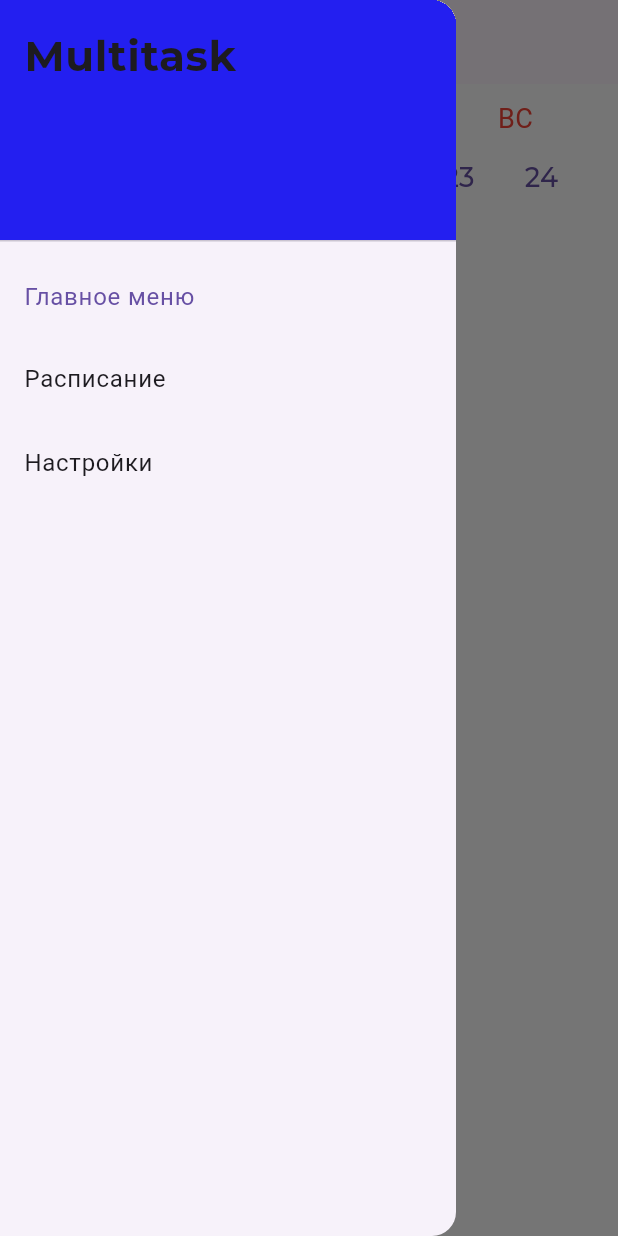
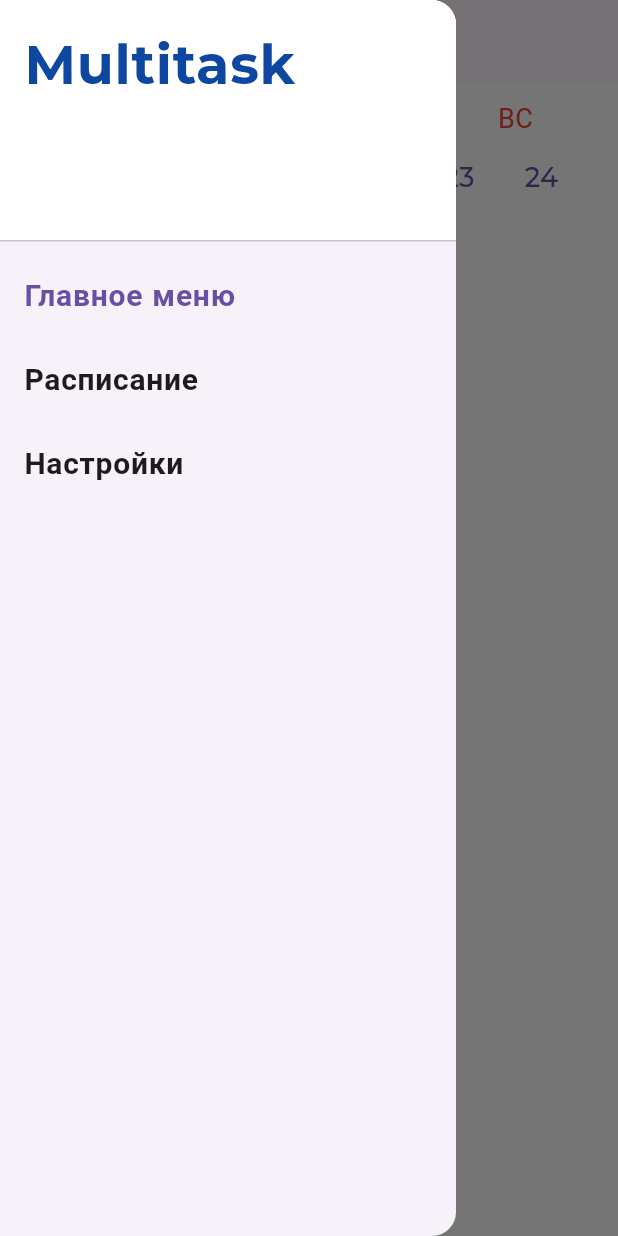
Before and after one commit to schlimmsten/Multitask, a Flutter app: the Navigation screen opened directly, with the side drawer open, on a phone screen of 412 x 824 dp. Run offline on Flutter 3.47's test engine with Material 3 defaults, Android fonts, the phone set to English and light mode, and no system bars; project files that could hold a hidden picture were left out.

```diff
--- a/lib/navigation_rail/nav_rail.dart
+++ b/lib/navigation_rail/nav_rail.dart
@@ -1,7 +1,9 @@
 import 'package:flutter/material.dart';
+import 'package:flutter/widgets.dart';
 import 'package:multitask/main_screen_components/main_screen_builder.dart';
 import 'package:multitask/text_style.dart';
 import 'package:multitask/main_screen_components/date_builder.dart';
+import '../screens/settings_screen.dart';
 
 var months = [
     'Январь',
@@ -39,11 +41,7 @@
     Text(
       'Index 1: Business',
       style: optionStyle,
-    ),
-    Text(
-      'Index 2: School',
-      style: optionStyle,
-    ),
+    ), SettingsScreen(), // Добавляем экран настроек в список
   ];
 
   void _onItemTapped(int index) {
@@ -51,6 +49,7 @@
       _selectedIndex = index;
     });
   }
+
 
   //эта штука вызывается в body, а сами экраны должны быть в ней, она основной компонент
 
@@ -72,15 +71,17 @@
           children: [
             DrawerHeader(
               decoration: const BoxDecoration(
-                color: Color.fromARGB(255, 35, 31, 240),
+                color: Colors.white,
               ),
               child: Text(
                 'Multitask',
-                style: headerTextStyle(),
+                style: TextStyle(color: Colors.blue.shade900, fontSize: 36, fontFamily: "Montserrat", fontWeight: FontWeight.bold),
                 ),
             ),
             ListTile(
-              title: const Text('Главное меню'),
+              title: const Text('Главное меню',
+              style:TextStyle(fontWeight: FontWeight.bold,fontSize: 20, fontFamily: "Montserrat", ),
+              ),
               selected: _selectedIndex == 0,
               onTap: () {
                 _onItemTapped(0);
@@ -88,7 +89,7 @@
               },
             ),
             ListTile(
-              title: const Text('Расписание'),
+              title: const Text('Расписание', style:TextStyle(fontWeight: FontWeight.bold,fontSize: 20, fontFamily: "Montserrat", ),),
               selected: _selectedIndex == 1,
               onTap: () {
                 _onItemTapped(1);
@@ -96,7 +97,7 @@
               },
             ),
             ListTile(
-              title: const Text('Настройки'),
+              title: const Text('Настройки', style:TextStyle(fontWeight: FontWeight.bold,fontSize: 20, fontFamily: "Montserrat", ),),
               selected: _selectedIndex == 2,
               onTap: () {
                 _onItemTapped(2);
--- a/lib/screens/settings_screen.dart
+++ b/lib/screens/settings_screen.dart
@@ -3,7 +3,7 @@
 import 'package:multitask/Themes/custom_theme.dart';
 import 'package:multitask/screens/main_screen.dart';
 import 'package:provider/provider.dart';
-import 'package:multitask/settings/settings_switcher.dart';
+import 'package:multitask/settings_screen_components/settings_switcher.dart';
 import '../text_style.dart';
 
 class SettingsScreen extends StatelessWidget {
@@ -79,7 +79,7 @@
               ),
               const SizedBox(width: 160),
               Switcher(
-                initialValue: currentTheme.isDarkTheme,
+                initialValue: CustomTheme().isDarkTheme,
                 onChanged: (value) {
                   customTheme.toggleTheme(value); // Используем метод экземпляра класса CustomTheme, предоставленного провайдером
                 },
```
Also changed, not shown: lib/screens/home_screen.dart (+5 -5 lines), lib/settings_screen_components/settings_switcher.dart (renamed from lib/settings/settings_switcher.dart).
